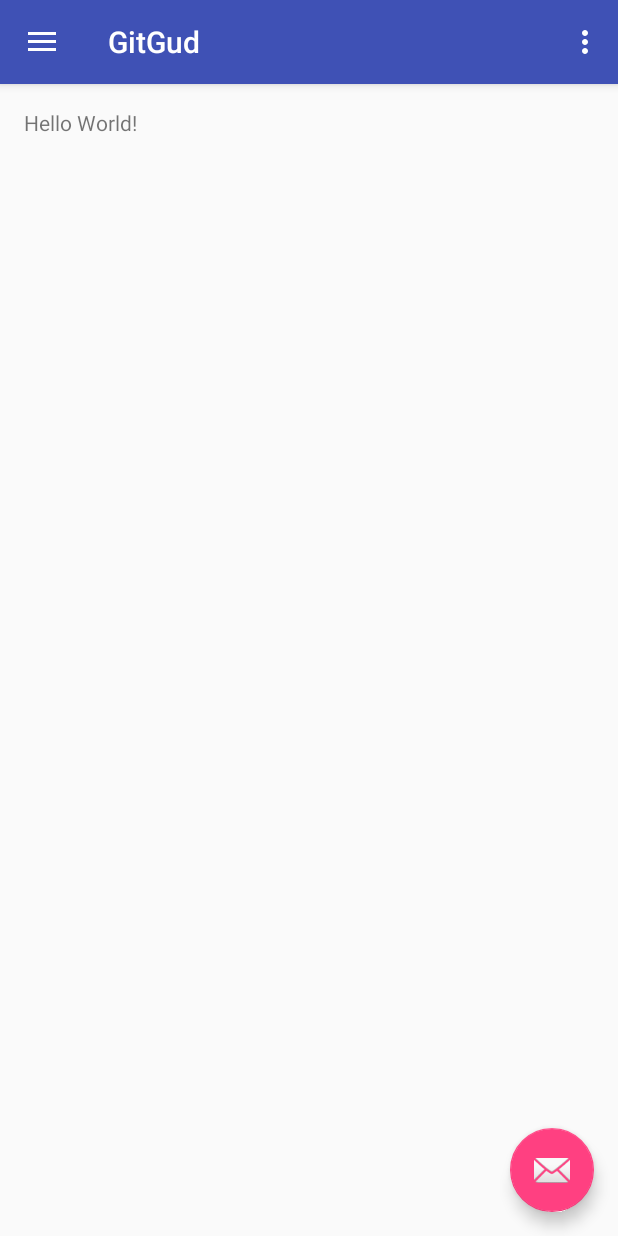
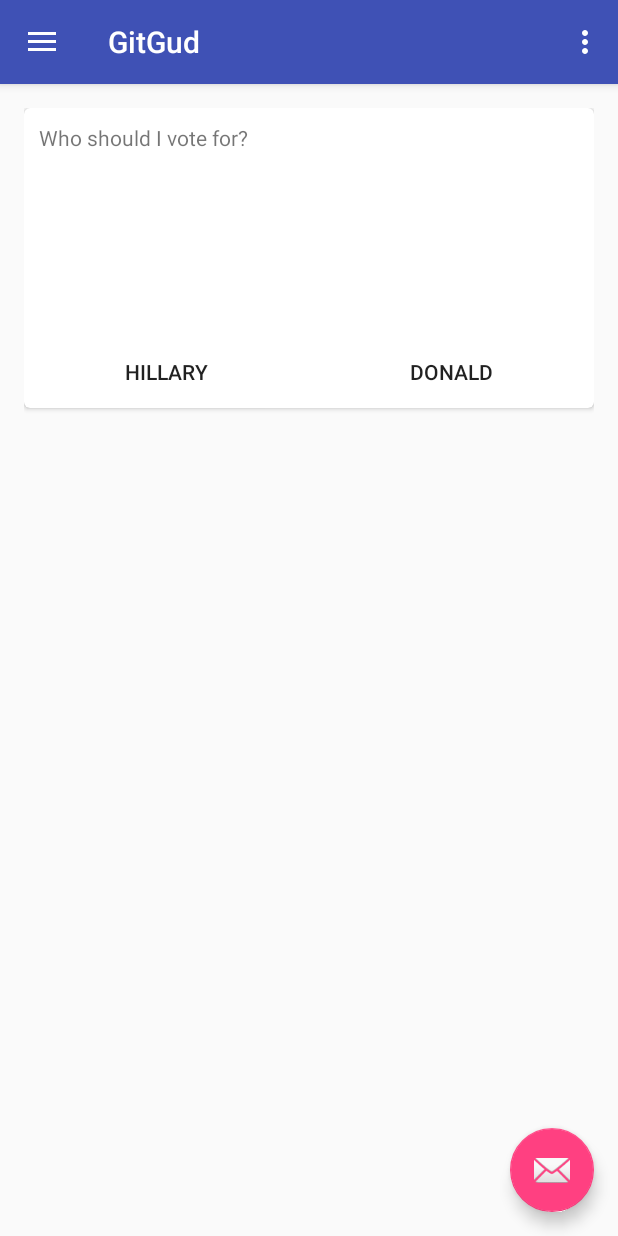
Before and after one commit to GitGudIcHack/android, an Android app: the screen it shows after launch (MainActivity), on a phone screen of 412 x 824 dp. Run offline under Robolectric (Android 15) with nearby library versions, the phone set to English and light mode, and no system bars.

Commit message:
Basic cardview

```diff
--- a/app/build.gradle
+++ b/app/build.gradle
@@ -26,5 +26,6 @@ dependencies {
     })
     compile 'com.android.support:appcompat-v7:25.1.0'
     compile 'com.android.support:design:25.1.0'
+    compile 'com.android.support:cardview-v7:25.1.0'
     testCompile 'junit:junit:4.12'
 }
--- a/app/src/main/res/layout/content_main.xml
+++ b/app/src/main/res/layout/content_main.xml
@@ -14,8 +14,55 @@
   tools:context="mhutti1.eu.gitgud.MainActivity"
   tools:showIn="@layout/app_bar_main">
 
-  <TextView
-    android:layout_width="wrap_content"
-    android:layout_height="wrap_content"
-    android:text="Hello World!"/>
+  <android.support.v7.widget.CardView
+    xmlns:card_view="http://schemas.android.com/apk/res-auto"
+    android:id="@+id/card_view"
+    android:layout_gravity="center"
+    android:layout_width="match_parent"
+    android:layout_height="200dp"
+    card_view:cardCornerRadius="4dp">
+
+    <RelativeLayout
+      android:layout_width="fill_parent"
+      android:layout_height="match_parent">
+
+      <LinearLayout
+        android:id="@+id/LinearLayout02"
+        android:layout_height="wrap_content"
+        android:layout_width="fill_parent"
+        android:layout_alignParentBottom="true">
+
+        <Button
+          android:id="@+id/Button02"
+          android:layout_width="match_parent"
+          android:layout_height="wrap_content"
+          android:background="?android:attr/selectableItemBackground"
+          android:layout_weight="1" android:text="Hillary">
+        </Button>
+        <Button
+          android:id="@+id/Button03"
+          android:layout_width="match_parent"
+          android:background="?android:attr/selectableItemBackground"
+          android:layout_height="wrap_content"
+          android:layout_weight="1"
+          android:text="Donald">
+        </Button>
+      </LinearLayout>
+      <TextView
+        android:text="Who should I vote for?"
+        android:layout_width="match_parent"
+        android:layout_height="match_parent"
+        android:id="@+id/textView2"
+        android:layout_alignParentTop="true"
+        android:layout_alignParentLeft="true"
+        android:layout_alignParentStart="true"
+        android:layout_above="@id/LinearLayout02"
+        android:padding="10dp"
+        android:layout_weight="1"/>
+
+    </RelativeLayout>
+
+
+  </android.support.v7.widget.CardView>
+
 </RelativeLayout>
```
